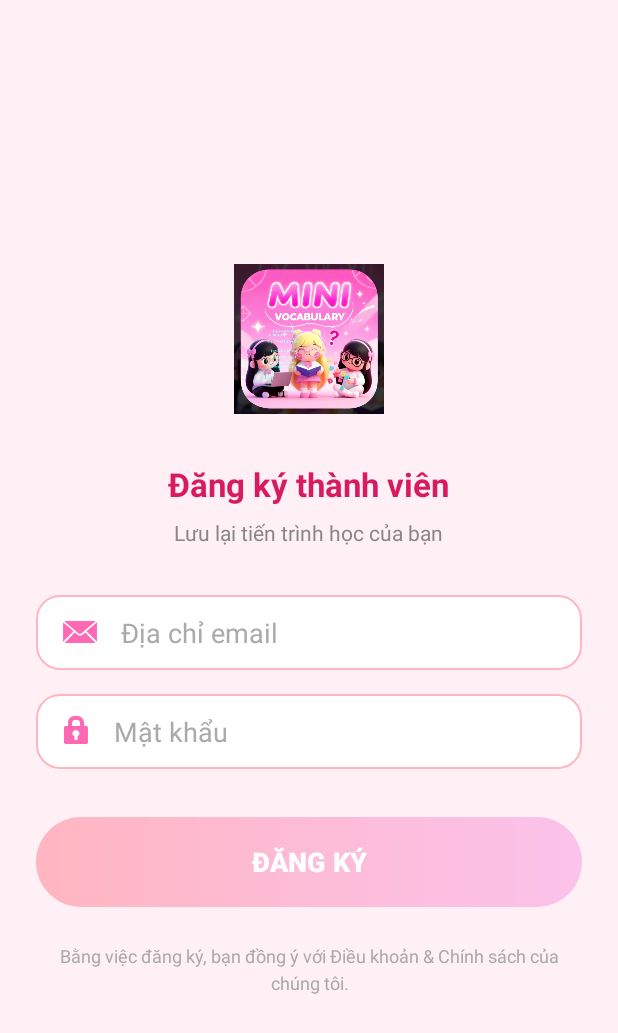
After one commit to Vi-Phuong/project_tbdd_check, an Android app: the layout trang_dangki.xml on its own in the app's theme, with its tools: preview values and no code run, on a phone screen of 412 x 824 dp. The commit adds this screen. Shown: the top 1033 px of the screen. Run offline under Robolectric (Android 15) with nearby library versions, the phone set to English and light mode, and no system bars.

Commit message:
my linh đã hoàn thiện cái giao diện

```diff
--- /dev/null
+++ b/project_tbdd_check-master/app/src/main/res/drawable/bg_edittext_hong.xml
@@ -0,0 +1,7 @@
+<?xml version="1.0" encoding="utf-8"?>
+<shape xmlns:android="http://schemas.android.com/apk/res/android">
+    <solid android:color="#FFFFFF" />
+    <corners android:radius="15dp" />
+    <stroke android:width="1dp" android:color="#FFB6C1" />
+    <padding android:left="15dp" android:top="10dp" android:right="15dp" android:bottom="10dp" />
+</shape>
--- a/project_tbdd_check-master/app/src/main/res/drawable/mauaodieu.xml
+++ b/project_tbdd_check-master/app/src/main/res/drawable/mauaodieu.xml
@@ -6,7 +6,7 @@
     <gradient
         android:type="linear"
         android:angle="0"
-        android:startColor="#A6C1EE"
+        android:startColor="#FFB6C1"
         android:endColor="#FBC2EB" />
 
     <!-- Bo tròn các góc của nút bấm -->
--- a/project_tbdd_check-master/app/src/main/res/drawable/mauvangnhat_dangki.xml
+++ b/project_tbdd_check-master/app/src/main/res/drawable/mauvangnhat_dangki.xml
@@ -1,4 +1,4 @@
 <?xml version="1.0" encoding="utf-8"?>
 <shape xmlns:android="http://schemas.android.com/apk/res/android">
-    <solid android:color="#FFF3E0" />
+    <solid android:color="#FFF0F5" />
 </shape>
--- /dev/null
+++ b/project_tbdd_check-master/app/src/main/res/layout/trang_dangki.xml
@@ -0,0 +1,100 @@
+<?xml version="1.0" encoding="utf-8"?>
+<LinearLayout xmlns:android="http://schemas.android.com/apk/res/android"
+    xmlns:app="http://schemas.android.com/apk/res-auto"
+    xmlns:tools="http://schemas.android.com/tools"
+    android:layout_width="match_parent"
+    android:layout_height="match_parent"
+    android:orientation="vertical"
+    android:gravity="center"
+    android:background="#FFF0F5"
+    android:padding="24dp"
+    tools:context=".MainActivity">
+
+    <!-- ELSA Logo -->
+    <ImageView
+        android:id="@+id/logo"
+        android:layout_width="100dp"
+        android:layout_height="100dp"
+        android:layout_marginTop="16dp"
+        android:layout_marginBottom="32dp"
+        android:contentDescription="ELSA Logo"
+        app:srcCompat="@drawable/chotbieutuong" />
+
+    <!-- Tiêu đề -->
+    <TextView
+        android:id="@+id/title"
+        android:layout_width="wrap_content"
+        android:layout_height="wrap_content"
+        android:text="Đăng ký thành viên"
+        android:textColor="#D81B60"
+        android:textSize="22sp"
+        android:textStyle="bold"
+        android:layout_marginBottom="8dp" />
+
+    <TextView
+        android:layout_width="wrap_content"
+        android:layout_height="wrap_content"
+        android:text="Lưu lại tiến trình học của bạn"
+        android:textColor="#888888"
+        android:textSize="14sp"
+        android:layout_marginBottom="32dp" />
+
+    <!-- Ô nhập Email -->
+    <EditText
+        android:id="@+id/email"
+        android:layout_width="match_parent"
+        android:layout_height="wrap_content"
+        android:layout_marginBottom="16dp"
+        android:background="@drawable/bg_edittext_hong"
+        android:drawableStart="@android:drawable/sym_action_email"
+        android:drawablePadding="12dp"
+        android:drawableTint="#FF69B4"
+        android:hint="Địa chỉ email"
+        android:inputType="textEmailAddress"
+        android:textColor="#333333"
+        android:textColorHint="#AAAAAA"
+        android:minHeight="50dp" />
+
+    <!-- Ô nhập Mật khẩu -->
+    <EditText
+        android:id="@+id/password"
+        android:layout_width="match_parent"
+        android:layout_height="wrap_content"
+        android:layout_marginBottom="32dp"
+        android:background="@drawable/bg_edittext_hong"
+        android:drawableStart="@android:drawable/ic_lock_idle_lock"
+        android:drawablePadding="12dp"
+        android:drawableTint="#FF69B4"
+        android:hint="Mật khẩu"
+        android:inputType="textPassword"
+        android:textColor="#333333"
+        android:textColorHint="#AAAAAA"
+        android:minHeight="50dp" />
+
+    <!-- Nút Đăng ký -->
+    <Button
+        android:id="@+id/register_button"
+        android:layout_width="match_parent"
+        android:layout_height="60dp"
+        android:layout_marginBottom="24dp"
+        android:background="@drawable/mauaodieu"
+        app:backgroundTint="@null"
+        android:text="Đăng ký"
+        android:textAllCaps="true"
+        android:textColor="@android:color/white"
+        android:textSize="18sp"
+        android:textStyle="bold"
+        android:elevation="4dp" />
+
+    <!-- Điều khoản và chính sách -->
+    <TextView
+        android:id="@+id/terms_text"
+        android:layout_width="wrap_content"
+        android:layout_height="wrap_content"
+        android:text="Bằng việc đăng ký, bạn đồng ý với Điều khoản &amp; Chính sách của chúng tôi."
+        android:textColor="@android:color/darker_gray"
+        android:textSize="12sp"
+        android:gravity="center"
+        android:lineSpacingExtra="4dp"/>
+
+</LinearLayout>
--- a/project_tbdd_check-master/app/src/main/res/layout/trang_dangnhap.xml
+++ b/project_tbdd_check-master/app/src/main/res/layout/trang_dangnhap.xml
@@ -18,7 +18,7 @@
             android:id="@+id/anhdangnhap"
             android:layout_width="120dp"
             android:layout_height="120dp"
-            android:src="@drawable/anhdangnhap"
+            android:src="@drawable/chotbieutuong"
             android:layout_marginTop="32dp"/>
 
 
```
Also changed, not shown: project_tbdd_check-master/app/src/main/res/drawable/anhdangnhap.png (deleted), project_tbdd_check-master/app/src/main/res/drawable/chotbieutuong.png (added).
